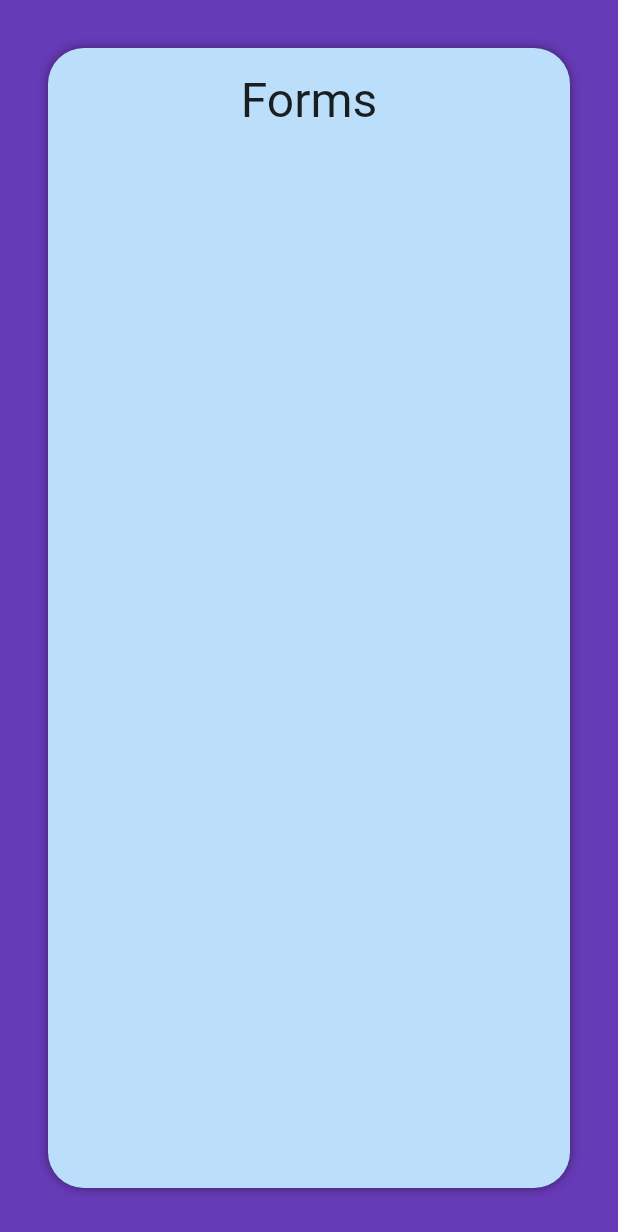
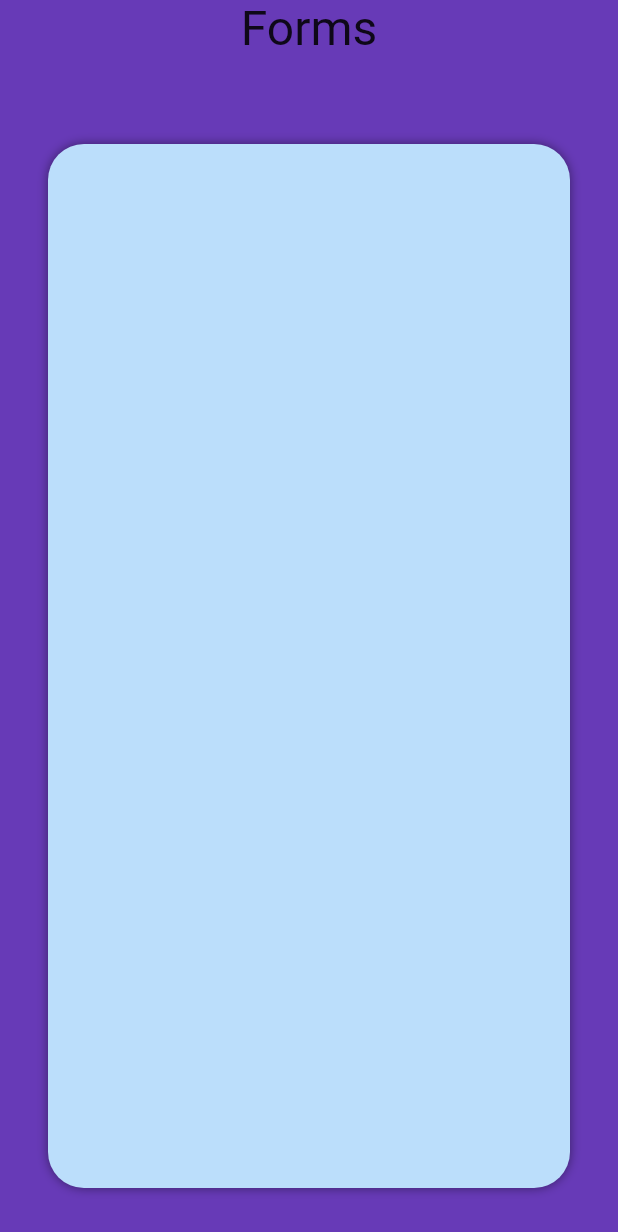
Before and after one commit to FF-League/compod_osasco_web, a Flutter app: the DatabaseView screen opened directly, on a phone screen of 412 x 824 dp. Shown: the top 1232 px of the screen. Run offline on Flutter 3.47's test engine with Material 2 defaults, Android fonts, the phone set to English and light mode, and no system bars; our stand-ins replace cloud_firestore, firebase_auth, firebase_core, get, google_fonts; missing offline and left inert: cloud_firestore_web, firebase_auth_web, firebase_core_web; accounts and stored records are empty.

Commit message:
updated layouts

```diff
--- a/lib/app/database_page/controller/database_controller.dart
+++ b/lib/app/database_page/controller/database_controller.dart
@@ -15,6 +15,12 @@ class DatabaseController extends GetxController {
     await collection.doc(id.toString()).set(item.toMap());
   }
 
+
+  @override
+  void onReady() {
+    fetchData();
+  }
+
   void fetchData() async {
     items.clear();
     collection.snapshots().forEach((element) {
--- a/lib/app/database_page/view/database_view.dart
+++ b/lib/app/database_page/view/database_view.dart
@@ -8,11 +8,14 @@ class DatabaseView extends GetView {
   @override
   Widget build(BuildContext context) {
     final DatabaseController controller = Get.put(DatabaseController());
-    controller.fetchData();
+
     return Scaffold(
       backgroundColor: Colors.deepPurple,
       body: Center(
-        child: Container(
+        child: Column(
+          children: [
+            Container(height: 64.0,child: Text('Forms', style: GoogleFonts.palanquinDark(fontSize: 32.0))),
+            Container(
                 decoration: BoxDecoration(
                   color: Colors.blue.shade100,
                   boxShadow: [BoxShadow(color: Colors.black45, blurRadius: 5.0)],
@@ -20,22 +23,16 @@ class DatabaseView extends GetView {
                 ),
                 constraints: BoxConstraints(
                   maxWidth: context.width,
-              maxHeight: context.height,
-              minHeight: 400,
-              minWidth: 600,
+                  maxHeight: context.height - 128.0,
                 ),
                 margin: EdgeInsets.all(32.0),
-            padding: EdgeInsets.all(16.0),
-            child: Column(
-              children: [
-                Text('Forms', style: GoogleFonts.palanquinDark(fontSize: 32.0)),
-                Expanded(
+                padding: EdgeInsets.all(12.0),
                 child: Obx(() => ListView.builder(
                     itemCount: controller.items.length,
                     itemBuilder: (BuildContext context, index) =>
-                            FormsItemWidget(item: controller.items[index], color: index % 2 == 0 ? Colors.blue.shade300 : Colors.blue.shade500 ,))))
+                        FormsItemWidget(item: controller.items[index], color: index % 2 == 0 ? Colors.blue.shade300 : Colors.blue.shade500 ,)))),
           ],
-            )),
+        ),
       ),
     );
   }
```
Also changed, not shown: lib/app/database_page/view/components/forms_item_widget.dart (+20 -44 lines), lib/app/database_page/view/components/forms_item_widget_components/forms_item_widget_arrow.dart (added, +10 -0 lines), lib/app/database_page/view/components/forms_item_widget_components/forms_item_widget_description.dart (added, +15 -0 lines), lib/app/database_page/view/components/forms_item_widget_components/forms_item_widget_label.dart (added, +18 -0 lines), lib/app/database_page/view/components/forms_item_widget_components/forms_item_widget_shell.dart (added, +13 -0 lines), 1 other file. Lines whose indentation alone changed are shown as unchanged.
